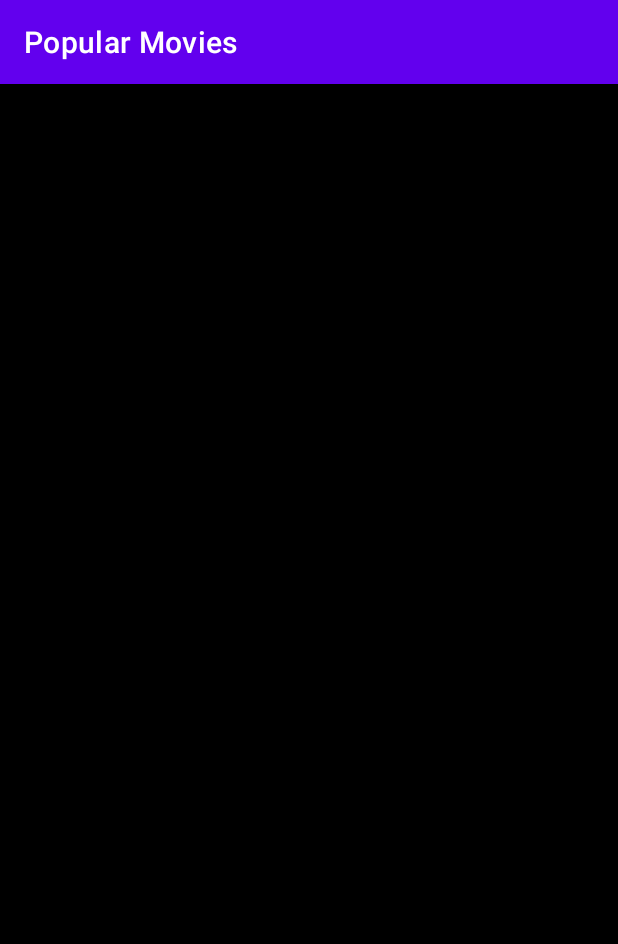
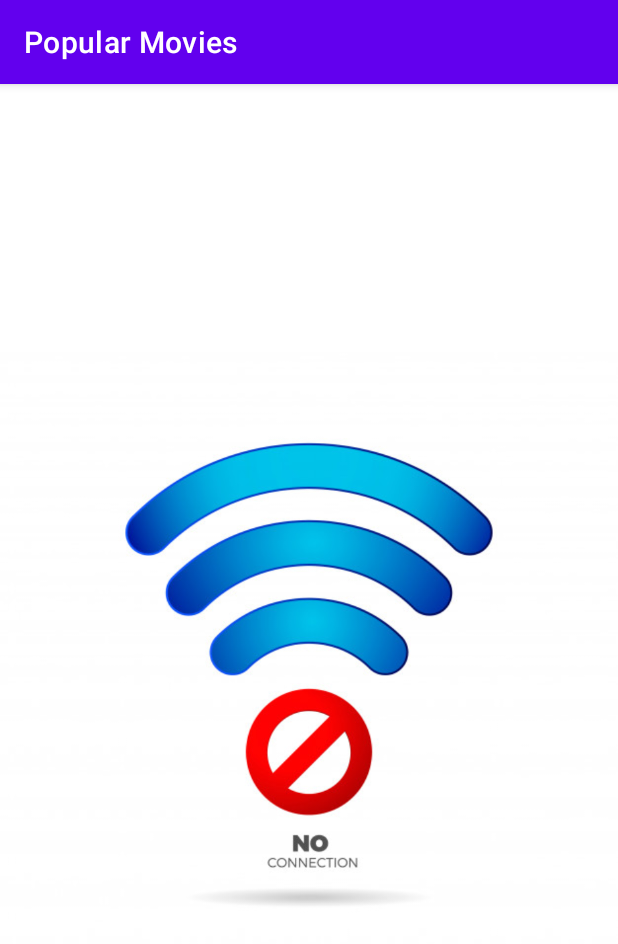
Before and after one commit to Kerelous-Mouris/Popular-Movies-MVP, an Android app: the screen it shows after launch (MainActivity), on a phone screen of 412 x 824 dp. Shown: the top 944 px of the screen. Run offline under Robolectric (Android 15) with nearby library versions, the phone set to English and light mode, and no system bars.

Commit message:
no internet handling

```diff
--- a/app/build.gradle
+++ b/app/build.gradle
@@ -30,7 +30,7 @@ android {
 
 dependencies {
 
-
+    implementation "androidx.swiperefreshlayout:swiperefreshlayout:1.1.0"
     implementation fileTree(dir: "libs", include: ["*.jar"])
     implementation 'com.squareup.picasso:picasso:2.71828'
     implementation 'com.jakewharton:butterknife:10.2.3'
--- a/app/src/main/java/com/example/popularmovies/pojo/HttpRequest.java
+++ b/app/src/main/java/com/example/popularmovies/pojo/HttpRequest.java
@@ -33,4 +33,6 @@ public final class HttpRequest {
         }
 
     }
+
+
 }
--- a/app/src/main/java/com/example/popularmovies/ui/DetailedActivity.java
+++ b/app/src/main/java/com/example/popularmovies/ui/DetailedActivity.java
@@ -35,4 +35,10 @@ public class DetailedActivity extends AppCompatActivity {
         textView.setText(intent.getStringExtra("description"));
         Picasso.get().load(editedImagePath).into(imageView);
     }
+
+    @Override
+    public void onBackPressed() {
+        super.onBackPressed();
+        finish();
+    }
 }
--- a/app/src/main/java/com/example/popularmovies/ui/MainActivity.java
+++ b/app/src/main/java/com/example/popularmovies/ui/MainActivity.java
@@ -4,20 +4,24 @@ import androidx.appcompat.app.AppCompatActivity;
 import androidx.loader.app.LoaderManager;
 import androidx.recyclerview.widget.GridLayoutManager;
 import androidx.recyclerview.widget.RecyclerView;
+import androidx.swiperefreshlayout.widget.SwipeRefreshLayout;
 
 import android.content.Intent;
 import android.os.Bundle;
+import android.view.View;
+import android.widget.ImageView;
 
 import com.example.popularmovies.R;
-import com.example.popularmovies.pojo.GreenAdapter;
+import com.example.popularmovies.pojo.MoviesAdapter;
 
 public class MainActivity extends AppCompatActivity implements MovieView {
 
-    private GreenAdapter mAdapter;
+    private MoviesAdapter mAdapter;
     private RecyclerView mMoviesList;
     private Intent onClickIntent;
     private static final int LOADER_ID = 18;
     private static final String URL_KEY = "urlKey";
+    ImageView errorImage;
     String basicUri = "https://api.themoviedb.org/3/movie/popular?api_key=2e572b097b879578d69b00ce5691dc0e";
 
 
@@ -28,6 +32,7 @@ public class MainActivity extends AppCompatActivity implements MovieView {
 
 
         onClickIntent = new Intent(this, DetailedActivity.class);
+        errorImage = findViewById(R.id.imageView2);
 
 
         mMoviesList = (RecyclerView) findViewById(R.id.rv);
@@ -37,13 +42,31 @@ public class MainActivity extends AppCompatActivity implements MovieView {
 
         MoviePresenter presenter = new MoviePresenter(this, URL_KEY, basicUri, LOADER_ID, getApplicationContext(), loaderManager);
         presenter.loadMoviesData();
+        SwipeRefreshLayout swipeRefreshLayout = findViewById(R.id.swiperefresh);
+        swipeRefreshLayout.setOnRefreshListener(new SwipeRefreshLayout.OnRefreshListener() {
+            @Override
+            public void onRefresh() {
+                presenter.loadMoviesData();
+                swipeRefreshLayout.setRefreshing(false);
+            }
+        });
 
     }
 
 
     @Override
     public void onDataRetrieved(int length, String[] data, String[] mSrc, String[] overView) {
-        mAdapter = new GreenAdapter(data.length, data, mSrc, overView, onClickIntent);
+        errorImage.setVisibility(View.GONE);
+        mMoviesList.setVisibility(View.VISIBLE);
+        mAdapter = new MoviesAdapter(data.length, data, mSrc, overView, onClickIntent);
         mMoviesList.setAdapter(mAdapter);
     }
+
+    @Override
+    public void showErrorImage(boolean failed) {
+        if (failed){
+            errorImage.setVisibility(View.VISIBLE);
+            mMoviesList.setVisibility(View.INVISIBLE);
+        }
+    }
 }
--- a/app/src/main/java/com/example/popularmovies/ui/MoviePresenter.java
+++ b/app/src/main/java/com/example/popularmovies/ui/MoviePresenter.java
@@ -2,6 +2,7 @@ package com.example.popularmovies.ui;
 
 import android.content.Context;
 import android.os.Bundle;
+import android.widget.Toast;
 
 import androidx.annotation.NonNull;
 import androidx.annotation.Nullable;
@@ -13,6 +14,10 @@ import com.example.popularmovies.pojo.HttpRequest;
 import com.example.popularmovies.pojo.MoviesJsonData;
 import com.example.popularmovies.pojo.NetworkUtils;
 
+import java.io.IOException;
+import java.net.InetSocketAddress;
+import java.net.Socket;
+import java.net.SocketAddress;
 import java.net.URL;
 
 public class MoviePresenter implements LoaderManager.LoaderCallbacks<String[]> {
@@ -63,6 +68,7 @@ public class MoviePresenter implements LoaderManager.LoaderCallbacks<String[]> {
 
                 URL moviesRequestUrl = NetworkUtils.buildUrl(uri);
 
+                if (isOnline()) {
                     try {
                         String jsonMoviesResponse = HttpRequest.request(moviesRequestUrl);
                         String[] simpleJsonMoviesData = MoviesJsonData.getSimpleStringfromJSON(context, jsonMoviesResponse);
@@ -76,6 +82,11 @@ public class MoviePresenter implements LoaderManager.LoaderCallbacks<String[]> {
                     }
                 }
 
+            else{
+                    //Toast.makeText(context,"There is no internet connection",Toast.LENGTH_LONG).show();
+                    return null;
+            }
+        }
             @Override
             protected void onStartLoading() {
                 if (args == null)
@@ -92,6 +103,8 @@ public class MoviePresenter implements LoaderManager.LoaderCallbacks<String[]> {
 
         if (data != null)
             view.onDataRetrieved(data.length,data,mSrc,overView);
+        else
+            view.showErrorImage(true);
 
 
     }
@@ -101,5 +114,17 @@ public class MoviePresenter implements LoaderManager.LoaderCallbacks<String[]> {
 
     }
 
+    public boolean isOnline() {
+        try {
+            int timeoutMs = 1500;
+            Socket sock = new Socket();
+            SocketAddress sockaddr = new InetSocketAddress("8.8.8.8", 53);
+
+            sock.connect(sockaddr, timeoutMs);
+            sock.close();
+
+            return true;
+        } catch (IOException e) { return false; }
+    }
 
 }
--- a/app/src/main/java/com/example/popularmovies/ui/MovieView.java
+++ b/app/src/main/java/com/example/popularmovies/ui/MovieView.java
@@ -2,4 +2,5 @@ package com.example.popularmovies.ui;
 
 public interface MovieView {
     void onDataRetrieved(int length,String[] data,String[] mSrc,String[] overView);
+    void showErrorImage(boolean failed);
 }
--- a/app/src/main/res/layout/activity_detailed.xml
+++ b/app/src/main/res/layout/activity_detailed.xml
@@ -6,6 +6,7 @@
     android:layout_height="match_parent"
     android:background="@color/black"
     tools:context=".ui.DetailedActivity">
+
 
     <ImageView
         android:id="@+id/imageView"
@@ -31,4 +32,5 @@
         app:layout_constraintStart_toStartOf="parent"
         app:layout_constraintTop_toBottomOf="@+id/imageView"
         app:layout_constraintVertical_bias="0.015"/>
+
 </androidx.constraintlayout.widget.ConstraintLayout>
--- a/app/src/main/res/layout/activity_main.xml
+++ b/app/src/main/res/layout/activity_main.xml
@@ -1,19 +1,29 @@
 <?xml version="1.0" encoding="utf-8"?>
-<androidx.constraintlayout.widget.ConstraintLayout xmlns:android="http://schemas.android.com/apk/res/android"
+<androidx.swiperefreshlayout.widget.SwipeRefreshLayout xmlns:android="http://schemas.android.com/apk/res/android"
     xmlns:app="http://schemas.android.com/apk/res-auto"
-    xmlns:tools="http://schemas.android.com/tools"
+    android:id="@+id/swiperefresh"
     android:layout_width="match_parent"
-    android:layout_height="match_parent"
-    android:background="@color/black"
-    android:padding="16dp"
-    tools:context=".ui.MainActivity">
+    android:layout_height="match_parent">
+
+    <androidx.constraintlayout.widget.ConstraintLayout
+        android:layout_width="match_parent"
+        android:layout_height="match_parent">
+
 
         <androidx.recyclerview.widget.RecyclerView
             android:id="@+id/rv"
             android:layout_width="match_parent"
-        android:layout_height="match_parent"
+            android:layout_height="match_parent" />
+
+        <ImageView
+            android:id="@+id/imageView2"
+            android:layout_width="wrap_content"
+            android:layout_height="wrap_content"
             app:layout_constraintBottom_toBottomOf="parent"
             app:layout_constraintEnd_toEndOf="parent"
             app:layout_constraintStart_toStartOf="parent"
-        app:layout_constraintTop_toTopOf="parent" />
+            app:layout_constraintTop_toTopOf="parent"
+            app:srcCompat="@drawable/no_connection"
+            android:visibility="gone"/>
     </androidx.constraintlayout.widget.ConstraintLayout>
+</androidx.swiperefreshlayout.widget.SwipeRefreshLayout>
```
Also changed, not shown: app/src/main/java/com/example/popularmovies/pojo/MoviesAdapter.java (added, +98 -0 lines), app/src/main/res/drawable/no_connection.jpg (added). Lines whose indentation alone changed are shown as unchanged.
